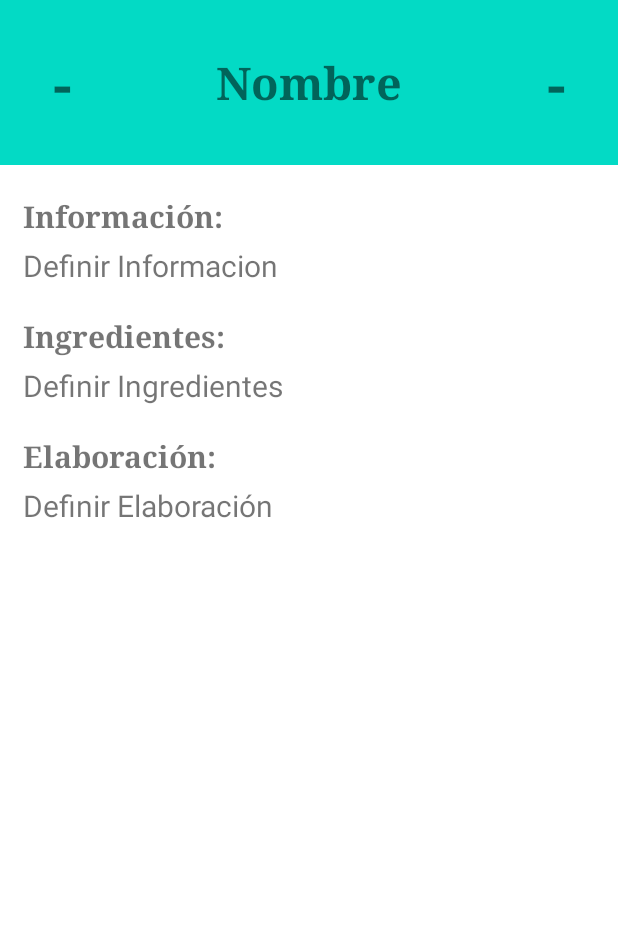
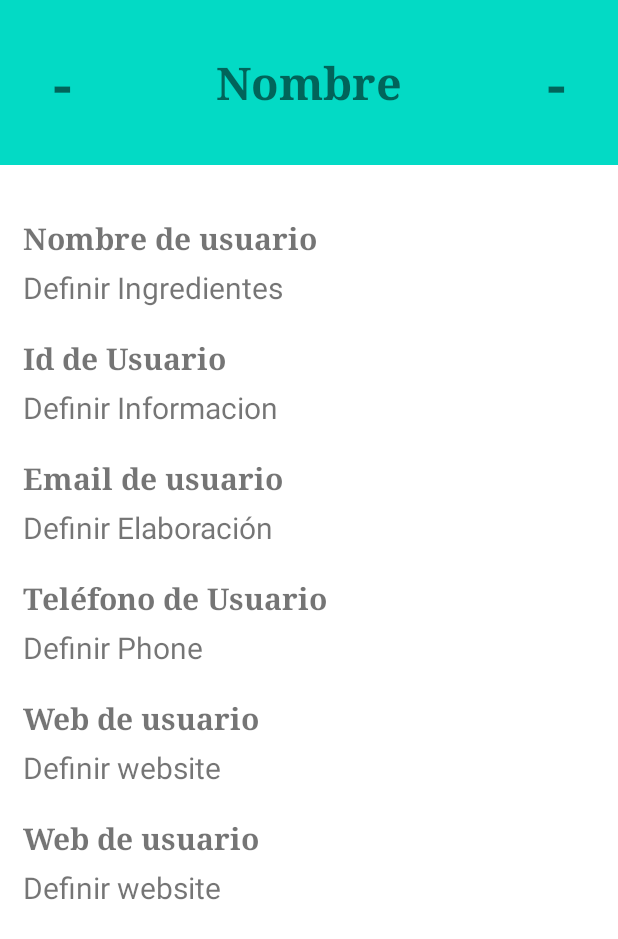
Before and after one commit to Pablomediero/HiberusFormacion, an Android app: the layout fragment_userdetail.xml on its own in the app's theme, with its tools: preview values and no code run, on a phone screen of 412 x 824 dp. Shown: the top 939 px of the screen. Run offline under Robolectric (Android 15) with nearby library versions, the phone set to English and light mode, and no system bars.

```diff
--- a/app/build.gradle
+++ b/app/build.gradle
@@ -63,6 +63,11 @@ dependencies {
     androidTestImplementation 'androidx.test.ext:junit:1.1.3'
     androidTestImplementation 'androidx.test.espresso:espresso-core:3.4.0'
 
+    implementation "com.squareup.retrofit2:retrofit:2.9.0"
+    implementation "com.squareup.retrofit2:converter-gson:2.9.0"
+
     implementation 'com.github.bumptech.glide:glide:4.14.2'
     annotationProcessor 'com.github.bumptech.glide:compiler:4.14.2'
+
+    implementation 'org.jetbrains.kotlinx:kotlinx-coroutines-android:1.3.9'
 }
--- a/app/src/main/AndroidManifest.xml
+++ b/app/src/main/AndroidManifest.xml
@@ -14,7 +14,7 @@
 
         tools:targetApi="31">
         <activity
-            android:name=".MainActivity"
+            android:name=".app.MainActivity"
             android:exported="true">
             <intent-filter>
                 <action android:name="android.intent.action.MAIN" />
--- a/app/src/main/java/com/example/navegation/MainActivity.kt
+++ b/app/src/main/java/com/example/navegation/app/MainActivity.kt
@@ -1,7 +1,8 @@
-package com.example.navegation
+package com.example.navegation.app
 
 import androidx.appcompat.app.AppCompatActivity
 import android.os.Bundle
+import com.example.navegation.R
 
 class MainActivity : AppCompatActivity() {
     override fun onCreate(savedInstanceState: Bundle?) {
--- a/app/src/main/res/layout/activity_main.xml
+++ b/app/src/main/res/layout/activity_main.xml
@@ -4,7 +4,7 @@
     xmlns:tools="http://schemas.android.com/tools"
     android:layout_width="match_parent"
     android:layout_height="match_parent"
-    tools:context=".MainActivity">
+    tools:context=".app.MainActivity">
 
 
 
--- a/app/src/main/res/layout/fragment_recetadetail.xml
+++ b/app/src/main/res/layout/fragment_userdetail.xml
@@ -5,7 +5,7 @@
     android:layout_width="match_parent"
     android:layout_height="match_parent"
     android:orientation="vertical"
-    tools:context=".RecetaDetailFragment">
+    tools:context=".app.UserDetailFragment">
     <LinearLayout
         android:layout_width="match_parent"
         android:layout_height="110dp"
@@ -36,7 +36,7 @@
             android:background="@color/teal_200"
             android:orientation="horizontal">
             <TextView
-                android:id="@+id/recetas1"
+                android:id="@+id/user_name"
                 android:layout_width="match_parent"
                 android:layout_height="wrap_content"
                 android:text="@string/nombre"
@@ -78,22 +78,43 @@
                 android:layout_width="match_parent"
                 android:layout_height="wrap_content"
                 android:orientation="vertical">
-
                 <LinearLayout
                     android:layout_width="match_parent"
                     android:layout_height="wrap_content"
                     android:orientation="vertical">
                     <TextView
-                        android:id="@+id/tv_infoReceta"
+                        android:id="@+id/tv_user_username"
+                        android:layout_width="wrap_content"
+                        android:layout_height="wrap_content"
+                        android:layout_marginTop="20dp"
+                        android:textSize="20sp"
+                        android:fontFamily="serif"
+                        android:text="@string/userNameUser"
+                        android:textStyle="bold"/>
+                    <TextView
+                        android:id="@+id/user_username"
                         android:layout_width="wrap_content"
                         android:layout_height="wrap_content"
                         android:layout_marginTop="5dp"
+                        android:fontFamily="sans-serif"
+                        android:textSize="20sp"
+                        android:text="@string/definir_ingredientes" />
+                </LinearLayout>
+                <LinearLayout
+                    android:layout_width="match_parent"
+                    android:layout_height="wrap_content"
+                    android:orientation="vertical">
+                    <TextView
+                        android:id="@+id/tv_user_id"
+                        android:layout_width="wrap_content"
+                        android:layout_height="wrap_content"
+                        android:layout_marginTop="20dp"
                         android:textSize="20sp"
                         android:fontFamily="serif"
-                        android:text="@string/informaci_n"
+                        android:text="@string/idUser"
                         android:textStyle="bold"/>
                     <TextView
-                        android:id="@+id/infoReceta"
+                        android:id="@+id/user_id"
                         android:layout_width="wrap_content"
                         android:layout_height="wrap_content"
                         android:layout_marginTop="5dp"
@@ -106,38 +127,16 @@
                     android:layout_height="wrap_content"
                     android:orientation="vertical">
                     <TextView
-                        android:id="@+id/tv_ingredienteReceta"
+                        android:id="@+id/tv_user_email"
                         android:layout_width="wrap_content"
                         android:layout_height="wrap_content"
                         android:layout_marginTop="20dp"
                         android:textSize="20sp"
                         android:fontFamily="serif"
-                        android:text="Ingredientes: "
+                        android:text="@string/email"
                         android:textStyle="bold"/>
                     <TextView
-                        android:id="@+id/ingredienteReceta"
-                        android:layout_width="wrap_content"
-                        android:layout_height="wrap_content"
-                        android:layout_marginTop="5dp"
-                        android:fontFamily="sans-serif"
-                        android:textSize="20sp"
-                        android:text="@string/definir_ingredientes" />
-                </LinearLayout>
-                <LinearLayout
-                    android:layout_width="match_parent"
-                    android:layout_height="wrap_content"
-                    android:orientation="vertical">
-                    <TextView
-                        android:id="@+id/tv_elaboracionReceta"
-                        android:layout_width="wrap_content"
-                        android:layout_height="wrap_content"
-                        android:layout_marginTop="20dp"
-                        android:textSize="20sp"
-                        android:fontFamily="serif"
-                        android:text="@string/elaboraci_n"
-                        android:textStyle="bold"/>
-                    <TextView
-                        android:id="@+id/elaboracionReceta"
+                        android:id="@+id/user_email"
                         android:layout_width="wrap_content"
                         android:layout_height="wrap_content"
                         android:layout_marginTop="5dp"
@@ -146,6 +145,72 @@
                         android:text="@string/definir_elaboraci_n" />
                 </LinearLayout>
                 <LinearLayout
+                    android:layout_width="match_parent"
+                    android:layout_height="wrap_content"
+                    android:orientation="vertical">
+                    <TextView
+                        android:id="@+id/tv_user_phone"
+                        android:layout_width="wrap_content"
+                        android:layout_height="wrap_content"
+                        android:layout_marginTop="20dp"
+                        android:textSize="20sp"
+                        android:fontFamily="serif"
+                        android:text="@string/phone"
+                        android:textStyle="bold"/>
+                    <TextView
+                        android:id="@+id/user_phone"
+                        android:layout_width="wrap_content"
+                        android:layout_height="wrap_content"
+                        android:layout_marginTop="5dp"
+                        android:fontFamily="sans-serif"
+                        android:textSize="20sp"
+                        android:text="@string/definir_phone" />
+                </LinearLayout>
+                <LinearLayout
+                    android:layout_width="match_parent"
+                    android:layout_height="wrap_content"
+                    android:orientation="vertical">
+                    <TextView
+                        android:id="@+id/tv_user_website"
+                        android:layout_width="wrap_content"
+                        android:layout_height="wrap_content"
+                        android:layout_marginTop="20dp"
+                        android:textSize="20sp"
+                        android:fontFamily="serif"
+                        android:text="@string/website"
+                        android:textStyle="bold"/>
+                    <TextView
+                        android:id="@+id/user_website"
+                        android:layout_width="wrap_content"
+                        android:layout_height="wrap_content"
+                        android:layout_marginTop="5dp"
+                        android:fontFamily="sans-serif"
+                        android:textSize="20sp"
+                        android:text="@string/definir_website" />
+                </LinearLayout>
+                <LinearLayout
+                    android:layout_width="match_parent"
+                    android:layout_height="wrap_content"
+                    android:orientation="vertical">
+                    <TextView
+                        android:id="@+id/tv_user_company"
+                        android:layout_width="wrap_content"
+                        android:layout_height="wrap_content"
+                        android:layout_marginTop="20dp"
+                        android:textSize="20sp"
+                        android:fontFamily="serif"
+                        android:text="@string/website"
+                        android:textStyle="bold"/>
+                    <TextView
+                        android:id="@+id/user_company"
+                        android:layout_width="wrap_content"
+                        android:layout_height="wrap_content"
+                        android:layout_marginTop="5dp"
+                        android:fontFamily="sans-serif"
+                        android:textSize="20sp"
+                        android:text="@string/definir_website" />
+                </LinearLayout>
+                <!--<LinearLayout
                     android:layout_width="match_parent"
                     android:layout_height="wrap_content"
                     android:layout_marginTop="5dp"
@@ -158,7 +223,7 @@
                         android:layout_marginTop="5dp"
                         android:scaleType="center"
                        />
-                </LinearLayout>
+                </LinearLayout>-->
             </LinearLayout>
         </ScrollView>
     </LinearLayout>
--- a/app/src/main/res/layout/item_receta.xml
+++ b/app/src/main/res/layout/item_user.xml
@@ -17,13 +17,12 @@
         android:src="@drawable/ham"/>
 
     <TextView
-        android:id="@+id/tv_receta_nombre"
+        android:id="@+id/tv_user_name"
         android:layout_width="wrap_content"
         android:layout_height="wrap_content"
         android:layout_gravity="center_vertical"
         android:layout_marginLeft="30dp"
-        android:textSize="20sp"
-        tools:text="Texto" />
+        android:textSize="20sp" />
 
     <ImageView
         android:layout_width="wrap_content"
--- a/app/src/main/res/values/strings.xml
+++ b/app/src/main/res/values/strings.xml
@@ -12,4 +12,13 @@
     <string name="elaboraci_n">Elaboración:</string>
     <string name="definir_elaboraci_n">Definir Elaboración</string>
     <string name="simb">~</string>
+    <string name="users">Usuarios\n</string>
+    <string name="nameUser">Nombre Completo</string>
+    <string name="userNameUser">Nombre de usuario</string>
+    <string name="email">Email de usuario</string>
+    <string name="idUser">Id de Usuario</string>
+    <string name="phone">Teléfono de Usuario</string>
+    <string name="definir_phone">Definir Phone</string>
+    <string name="website">Web de usuario</string>
+    <string name="definir_website">Definir website</string>
 </resources>
```
Also changed, not shown: app/src/main/java/com/example/navegation/Adapter.kt (deleted, +0 -61 lines), app/src/main/java/com/example/navegation/Receta.kt (deleted, +0 -12 lines), app/src/main/java/com/example/navegation/RecetaDetailFragment.kt (deleted, +0 -78 lines), app/src/main/java/com/example/navegation/app/Adapter.kt (added, +57 -0 lines), app/src/main/java/com/example/navegation/app/HomeFragment.kt (renamed from app/src/main/java/com/example/navegation/HomeFragment.kt, +26 -21 lines), app/src/main/java/com/example/navegation/app/UserDetailFragment.kt (added, +61 -0 lines), app/src/main/java/com/example/navegation/data/model/user/AddressResponse.kt (added, +11 -0 lines), app/src/main/res/layout/fragment_home.xml (+3 -4 lines), app/src/main/res/navigation/nav_graph.xml (+10 -9 lines).
